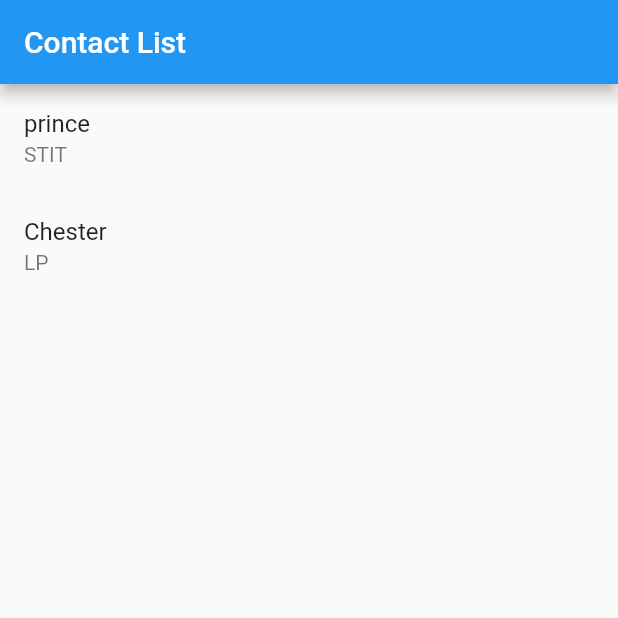
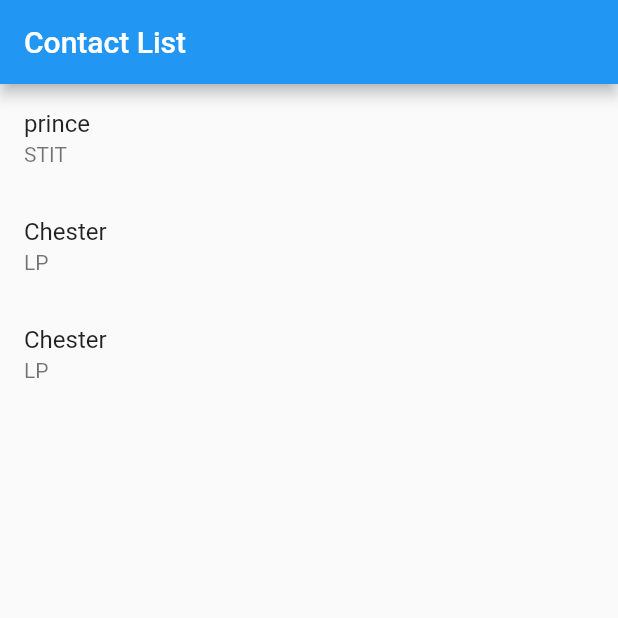
Before and after one commit to mprince2k18/flutter-ai-visiting-card, a Flutter app: the screen it shows after launch, on a phone screen of 412 x 824 dp, the top half of it. Run offline on Flutter 3.47's test engine with Material 2 defaults, Android fonts, the phone set to English and light mode, and no system bars.

```diff
--- a/lib/db/dbSqlLiteHelper.dart
+++ b/lib/db/dbSqlLiteHelper.dart
@@ -21,6 +21,13 @@ class dbSqlLiteHelper{
                    emailAddress: "chester@mail.com",
                    webSite: "chester.com",
                    streetAddress: "LA, USA"),
+
+      ContactModel(contactName: "Chester",
+                   companyName: "LP",
+                   mobileNumber: "0455454",
+                   emailAddress: "chester@mail.com",
+                   webSite: "chester.com",
+                   streetAddress: "LA, USA"),
     ];
  }
 
--- a/lib/main.dart
+++ b/lib/main.dart
@@ -1,8 +1,10 @@
 import 'package:flutter/material.dart';
+import 'package:provider/provider.dart';
 import 'package:visiting_card/pages/add_new_contact.dart';
 import 'package:visiting_card/pages/card_scan.dart';
 import 'package:visiting_card/pages/contact_details.dart';
 import 'package:visiting_card/pages/contact_list.dart';
+import 'package:visiting_card/providers/contact_provider.dart';
 
 import 'helpers/routes.dart';
 
@@ -14,10 +16,13 @@ class MyApp extends StatelessWidget {
   // This widget is the root of your application.
   @override
   Widget build(BuildContext context) {
-    return MaterialApp(
-      debugShowCheckedModeBanner: false,
-      initialRoute: ContactList.routeName,
-      routes: routeMap,
+    return ChangeNotifierProvider(
+      create: (context) => contactProvider(),
+      child: MaterialApp(
+        debugShowCheckedModeBanner: false,
+        initialRoute: ContactList.routeName,
+        routes: routeMap,
+      ),
     );
   }
 }
--- a/lib/pages/add_new_contact.dart
+++ b/lib/pages/add_new_contact.dart
@@ -1,5 +1,6 @@
 import 'package:flutter/cupertino.dart';
 import 'package:flutter/material.dart';
+import 'package:provider/provider.dart';
 import 'package:visiting_card/helpers/validation_error_message.dart';
 import 'package:visiting_card/models/contact_model.dart';
 import 'package:visiting_card/providers/contact_provider.dart';
@@ -166,7 +167,7 @@ class _AddNewContactState extends State<AddNewContact> {
           streetAddress: _contactAddressController.text);
 
       final provider = contactProvider();
-      provider.addContact(contact);
+      Provider.of <contactProvider>(context, listen: false).addContact(contact);
       Navigator.pop(context);
     }
   }
--- a/lib/pages/contact_list.dart
+++ b/lib/pages/contact_list.dart
@@ -1,4 +1,5 @@
 import 'package:flutter/material.dart';
+import 'package:provider/provider.dart';
 import 'package:visiting_card/pages/add_new_contact.dart';
 import 'package:visiting_card/providers/contact_provider.dart';
 
@@ -11,18 +12,23 @@ class ContactList extends StatefulWidget {
 
 class _ContactListState extends State<ContactList> {
 
-  final provider = contactProvider();
+  late contactProvider _contactProvider;
+  @override
+  void didChangeDependencies() {
+    _contactProvider = Provider.of <contactProvider>(context);
+    _contactProvider.getAllContacts();
+    super.didChangeDependencies();
+  }
   @override
   Widget build(BuildContext context) {
-    provider.getAllContacts();
     return Scaffold(
       appBar: AppBar(
         title: Text('Contact List')
       ),
       body: ListView.builder(
-          itemCount: provider.contacts.length,
+          itemCount: _contactProvider.contacts.length,
           itemBuilder: (context, index){
-            final contact = provider.contacts[index];
+            final contact = _contactProvider.contacts[index];
             return ListTile(
               title: Text(contact.contactName),
               subtitle: Text(contact.companyName),
```
